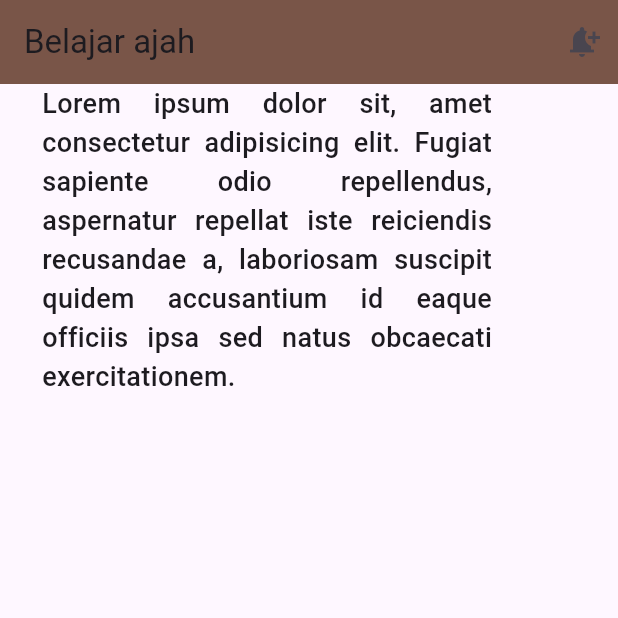
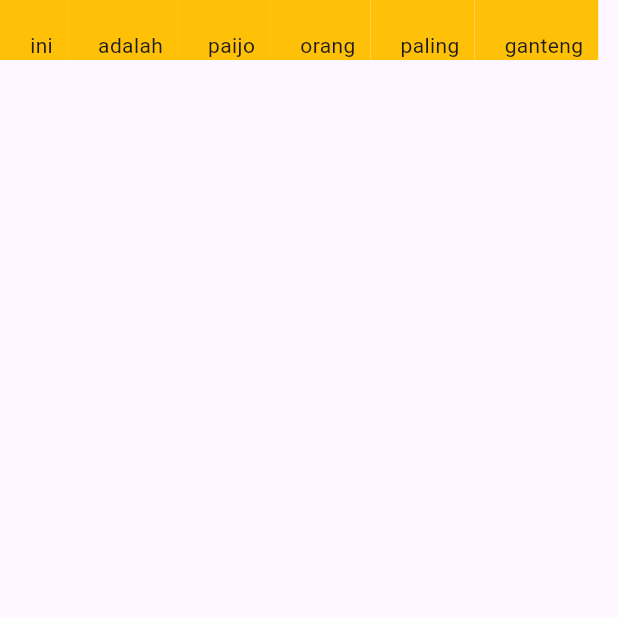
Before and after one commit to paijo-multiverse/belajar-flutter, a Flutter app: the screen it shows after launch, on a phone screen of 412 x 824 dp, the top half of it. Run offline on Flutter 3.47's test engine with Material 3 defaults, Android fonts, the phone set to English and light mode, and no system bars; our stand-ins replace convex_bottom_bar.

Commit message:
penambahan file padding

```diff
--- a/lib/main.dart
+++ b/lib/main.dart
@@ -1,4 +1,4 @@
-import 'package:belajar/text_alignment.dart';
+import 'package:belajar/padding_widget.dart';
 import 'package:flutter/material.dart';
 
 void main() => runApp(const MyApp());
@@ -10,7 +10,7 @@ class MyApp extends StatelessWidget {
   Widget build(BuildContext context) {
     return const MaterialApp(
       debugShowCheckedModeBanner: false,
-      home: BelajarTextAlignment(),
+      home: BelajarPadding(),
     );
   }
 }
--- /dev/null
+++ b/lib/padding_widget.dart
@@ -0,0 +1,45 @@
+import 'package:flutter/material.dart';
+
+class BelajarPadding extends StatelessWidget {
+  const BelajarPadding({super.key});
+
+  @override
+  Widget build(BuildContext context) {
+    return Scaffold(
+      body: Row(
+        children: [
+          Container(
+            padding: EdgeInsets.fromLTRB(20, 20, 10, 0),
+            color: Colors.amber,
+            child: Text('ini'),
+          ),
+          Container(
+            padding: EdgeInsets.fromLTRB(20, 20, 10, 0),
+            color: Colors.amber,
+            child: Text('adalah'),
+          ),
+          Container(
+            padding: EdgeInsets.fromLTRB(20, 20, 10, 0),
+            color: Colors.amber,
+            child: Text('paijo'),
+          ),
+          Container(
+            padding: EdgeInsets.fromLTRB(20, 20, 10, 0),
+            color: Colors.amber,
+            child: Text('orang'),
+          ),
+          Container(
+            padding: EdgeInsets.fromLTRB(20, 20, 10, 0),
+            color: Colors.amber,
+            child: Text('paling'),
+          ),
+          Container(
+            padding: EdgeInsets.fromLTRB(20, 20, 10, 0),
+            color: Colors.amber,
+            child: Text('ganteng'),
+          ),
+        ],
+      ),
+    );
+  }
+}
--- a/lib/text_alignment.dart
+++ b/lib/text_alignment.dart
@@ -13,7 +13,7 @@ class BelajarTextAlignment extends StatelessWidget {
           IconButton(onPressed: () {}, icon: const Icon(Icons.notification_add))
         ],
       ),
-      body: Align(
+      body: const Align(
         // untuk mengatur posisi
         // alignment: Alignment.topLeft,
         // alignment: Alignment.topRight,
@@ -24,7 +24,7 @@ class BelajarTextAlignment extends StatelessWidget {
         // alignment: Alignment.bottomCenter,
 
         // atur ukuran alignment sendiri
-        alignment: Alignment(-0.5,-1),
+        alignment: Alignment(-0.5, -1),
 
         child: SizedBox(
           width: 300,
```
